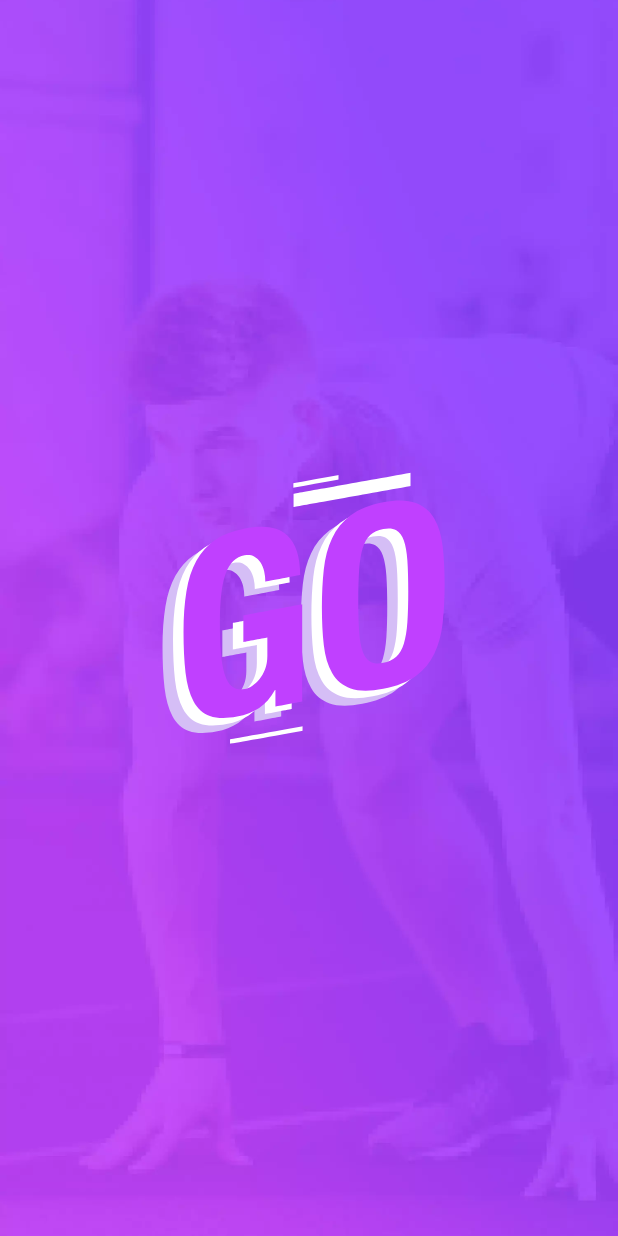
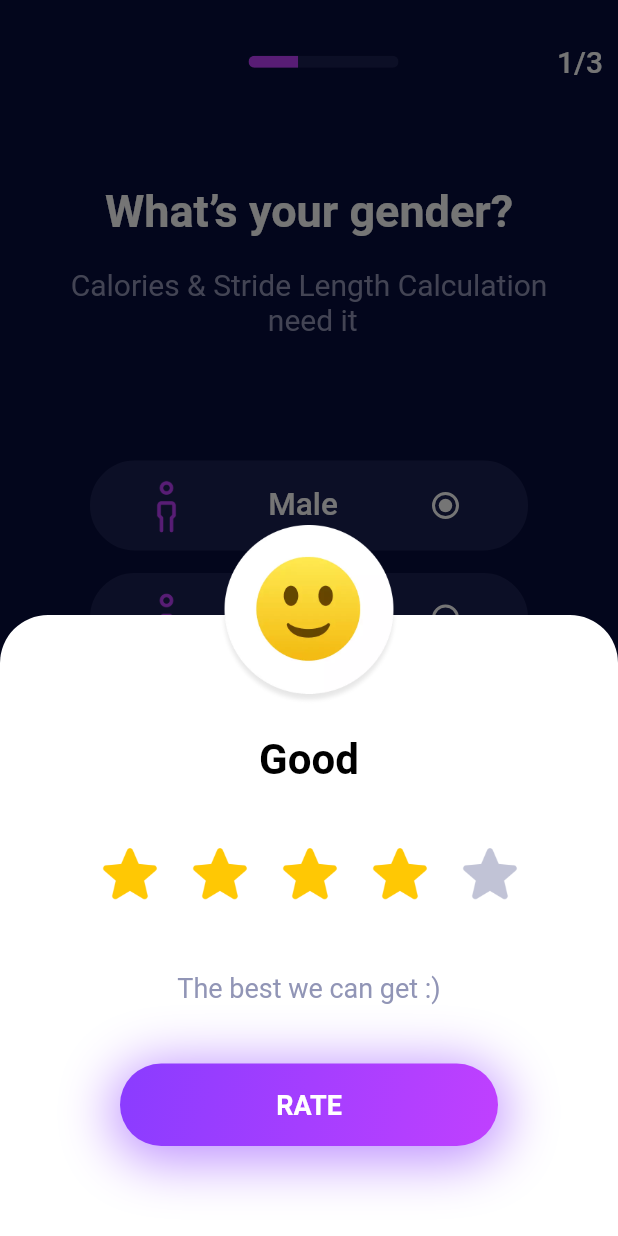
Before and after one commit to JohannOlivares/Test, a Flutter app: the screen it shows after launch, on a phone screen of 412 x 824 dp. Run offline on Flutter 3.47's test engine with Material 2 defaults, Android fonts, the phone set to English and light mode, and no system bars; drawn by our look-alikes of flutter_rating_bar; our stand-ins replace google_maps_flutter, location, lottie, pedometer, shared_preferences, syncfusion_flutter_gauges and 1 more; missing offline and left inert: flutter_polyline_points.

Commit message:
Worked in rate dialog

```diff
--- /dev/null
+++ b/lib/common/ratingbottomsheetdialog/RatingDialog.dart
@@ -0,0 +1,168 @@
+import 'package:flutter/material.dart';
+import 'package:flutter_rating_bar/flutter_rating_bar.dart';
+
+import '../../custom/GradientButtonSmall.dart';
+import '../../localization/language/languages.dart';
+import '../../utils/Color.dart';
+import '../../utils/Color.dart';
+import '../../utils/Color.dart';
+import '../../utils/Debug.dart';
+
+class RatingDialog extends StatefulWidget {
+  @override
+  _RatingDialogState createState() => _RatingDialogState();
+}
+
+class _RatingDialogState extends State<RatingDialog> {
+  double rating;
+  String emoji;
+  String emojiTitle;
+
+  @override
+  void initState() {
+    rating = 4.0;
+    emoji = 'assets/icons/ic_emoji_good.webp';
+    super.initState();
+  }
+
+  @override
+  Widget build(BuildContext context) {
+    emojiTitle = Languages.of(context).txtGood;
+    return Container(
+      color: Colur.transparent,
+      child: Stack(
+        alignment: Alignment.topCenter,
+        children: [
+          Container(
+            decoration: BoxDecoration(
+              color: Colur.white,
+              borderRadius: BorderRadius.only(
+                topLeft: Radius.circular(32),
+                topRight: Radius.circular(32),
+              ),
+            ),
+            margin: EdgeInsets.only(top: 60.0),
+            child: Container(
+              child: Column(
+                children: <Widget>[
+                  Container(
+                    margin: EdgeInsets.only(top: 80.0, left: 20.0, right: 20.0),
+                    child: Text(
+                      emojiTitle,
+                      textAlign: TextAlign.center,
+                      maxLines: 2,
+                      overflow: TextOverflow.ellipsis,
+                      style: TextStyle(
+                          letterSpacing: 0,
+                          color: Colur.txt_black,
+                          fontWeight: FontWeight.w700,
+                          fontSize: 28),
+                      //maxLines: 1,
+                    ),
+                  ),
+                  Container(
+                    margin: EdgeInsets.only(top: 35),
+                    child: RatingBar.builder(
+                      initialRating: rating,
+                      minRating: 1,
+                      direction: Axis.horizontal,
+                      allowHalfRating: true,
+                      itemCount: 5,
+                      itemSize: 50.0,
+                      glowRadius: 0.1,
+                      glowColor: Colur.txt_grey,
+                      itemPadding: EdgeInsets.symmetric(horizontal: 5.0),
+                      unratedColor: Colur.unselected_star,
+                      /*itemBuilder: (context, _) => Icon(
+                        Icons.star_border,
+                        color: Color(0xffFFC804),
+                      ),*/
+                      itemBuilder: (context, _) => Image.asset(
+                        "assets/icons/ic_star.webp",
+                        color: Colur.selected_star,
+                      ),
+                      onRatingUpdate: (rating) {
+                        Debug.printLog("Rating ==>" + rating.toString());
+                        setState(() {
+                          if (rating <= 1.0 && rating == 1.0) {
+                            emoji = 'assets/icons/ic_emoji_terrible.webp';
+                            emojiTitle = Languages.of(context).txtTerrible;
+                          } else if (rating >= 1.0 && rating == 2.0 ) {
+                            emoji = 'assets/icons/ic_emoji_bad.webp';
+                            emojiTitle = Languages.of(context).txtBad;
+                          } else if (rating >= 2.0 && rating == 3.0) {
+                            emoji = 'assets/icons/ic_emoji_okay.webp';
+                            emojiTitle = Languages.of(context).txtOkay;
+                          } else if (rating >= 3.0 && rating == 4.0) {
+                            emoji = 'assets/icons/ic_emoji_good.webp';
+                            emojiTitle = Languages.of(context).txtGood;
+                          } else if (rating >= 4.0 && rating == 5.0) {
+                            emoji = 'assets/icons/ic_emoji_great.webp';
+                            emojiTitle = Languages.of(context).txtGreat;
+                          }
+                        });
+                      },
+                    ),
+                  ),
+                  Container(
+                    margin: EdgeInsets.only(top: 40.0, left: 20.0, right: 20.0),
+                    child: Text(
+                      Languages.of(context).txtBestWeCanGet + " :)",
+                      textAlign: TextAlign.center,
+                      maxLines: 2,
+                      overflow: TextOverflow.ellipsis,
+                      style: TextStyle(
+                          color: Colur.txt_grey,
+                          fontWeight: FontWeight.w400,
+                          fontSize: 18),
+                      //maxLines: 1,
+                    ),
+                  ),
+                  Container(
+                    margin: EdgeInsets.only(
+                        top: 40.0, left: 80.0, right: 80.0, bottom: 60.0),
+                    child: GradientButtonSmall(
+                      width: double.infinity,
+                      height: 55,
+                      radius: 50.0,
+                      child: Text(
+                        Languages.of(context).txtRate.toUpperCase(),
+                        maxLines: 1,
+                        overflow: TextOverflow.ellipsis,
+                        textAlign: TextAlign.center,
+                        style: TextStyle(
+                            color: Colur.white,
+                            fontWeight: FontWeight.w700,
+                            fontSize: 18.0),
+                      ),
+                      gradient: LinearGradient(
+                        begin: Alignment.topLeft,
+                        end: Alignment.bottomRight,
+                        colors: <Color>[
+                          Colur.purple_gradient_color1,
+                          Colur.purple_gradient_color2,
+                        ],
+                      ),
+                      onPressed: () {
+                        Navigator.pop(context);
+                      },
+                    ),
+                  ),
+                ],
+              ),
+            ),
+          ),
+          Container(
+            alignment: Alignment.center,
+            height: 120.0,
+            width: 120.0,
+            child: Image.asset(
+              emoji,
+              fit: BoxFit.fill,
+            ),
+          ),
+        ],
+      ),
+    );
+  }
+}
--- a/lib/localization/language/language_en.dart
+++ b/lib/localization/language/language_en.dart
@@ -1,5 +1,4 @@
 import 'languages.dart';
-
 
 class LanguageEn extends Languages {
   @override
@@ -18,7 +17,8 @@ class LanguageEn extends Languages {
   String get txtWelcomeMapRunnner => "Hi, Welcome To\n Map Runner";
 
   @override
-  String get txtBottomSheetDescription => "Before we get started, please\n let us know you better to help you set your\n personal fitness goal.";
+  String get txtBottomSheetDescription =>
+      "Before we get started, please\n let us know you better to help you set your\n personal fitness goal.";
 
   @override
   String get txtImKateYourCoach => "I’m kate, your personal fitness coatch.";
@@ -45,7 +45,8 @@ class LanguageEn extends Languages {
   String get txtFemale => "Female";
 
   @override
-  String get txtGenderDescription => "Calories & Stride Length Calculation\n need it";
+  String get txtGenderDescription =>
+      "Calories & Stride Length Calculation\n need it";
 
   @override
   String get txtGeneratingWeeklyGoal => "Generating your weekly goal...";
@@ -90,7 +91,8 @@ class LanguageEn extends Languages {
   String get txtWhatIsYourGender => "What’s your gender?";
 
   @override
-  String get txtYouCanCombineTheseTwoDescription => "You can combine these two kinds of\nexercise together.";
+  String get txtYouCanCombineTheseTwoDescription =>
+      "You can combine these two kinds of\nexercise together.";
 
   @override
   String get txtYourWeeklyGoalIsReady => "Your Weekly Goal is Ready";
@@ -114,10 +116,12 @@ class LanguageEn extends Languages {
   String get txtAllow => "Allow";
 
   @override
-  String get txtLocationDesc1 => "To see maps for automatically tracked activities, allow Run Tracker to use your location all of the time.";
+  String get txtLocationDesc1 =>
+      "To see maps for automatically tracked activities, allow Run Tracker to use your location all of the time.";
 
   @override
-  String get txtLocationDesc2 => "Run Tracker will use your location in the background to show walks, runs and bike rides on a map.";
+  String get txtLocationDesc2 =>
+      "Run Tracker will use your location in the background to show walks, runs and bike rides on a map.";
 
   @override
   String get txtRunTracker => "RUN TRACKER";
@@ -187,11 +191,13 @@ class LanguageEn extends Languages {
 
   @override
   String get txtResume => "RESUME";
+
   @override
   String get txtPause => "PAUSE";
 
   @override
-  String get txtAreYouSatisfiedWithDescription => "Are you satisfied with the\n tracking results?";
+  String get txtAreYouSatisfiedWithDescription =>
+      "Are you satisfied with the\n tracking results?";
 
   @override
   String get txtDetails => "Details";
@@ -200,7 +206,7 @@ class LanguageEn extends Languages {
   String get txtDistanceKM => "Distance(km)";
 
   @override
-  String get txtDuration =>"Duration";
+  String get txtDuration => "Duration";
 
   @override
   String get txtGood => "Good";
@@ -209,7 +215,7 @@ class LanguageEn extends Languages {
   String get txtMovingTime => "Moving time";
 
   @override
-  String get txtNotReally =>"Not really";
+  String get txtNotReally => "Not really";
 
   @override
   String get txtShare => "Share";
@@ -234,4 +240,22 @@ class LanguageEn extends Languages {
 
   @override
   String get txtBestRecords => "Best Records";
+
+  @override
+  String get txtBad => "Bad";
+
+  @override
+  String get txtGreat => "Great";
+
+  @override
+  String get txtOkay => "Okay";
+
+  @override
+  String get txtTerrible => "Terrible";
+
+  @override
+  String get txtBestWeCanGet => "The best we can get";
+
+  @override
+  String get txtRate => "Rate";
 }
--- a/lib/localization/language/languages.dart
+++ b/lib/localization/language/languages.dart
@@ -1,7 +1,6 @@
 import 'package:flutter/material.dart';
 
 abstract class Languages {
-
   static Languages of(BuildContext context) {
     return Localizations.of<Languages>(context, Languages);
   }
@@ -19,79 +18,158 @@ abstract class Languages {
   String get txtImKateYourCoach;
 
   String get txtBottomSheetDescription;
+
   String get txtOk;
+
   String get txtWhatIsYourGender;
+
   String get txtGenderDescription;
+
   String get txtHowMuchDoYouWeight;
+
   String get txtWeightDescription;
+
   String get txtHowTallAreYou;
+
   String get txtHeightDescription;
+
   String get txtMale;
+
   String get txtFemale;
+
   String get txtNextStep;
+
   String get txtKG;
+
   String get txtLBS;
+
   String get txtCM;
+
   String get txtFT;
+
   String get txtGeneratingWeeklyGoal;
+
   String get txtYourWeeklyGoalIsReady;
+
   String get txtHeartHealth;
+
   String get txtDistance;
+
   String get txt150MinBriskWalking;
+
   String get txtPaceBetween9001500MinKm;
+
   String get txtOR;
+
   String get txt75MinRunning;
+
   String get txtPaceover900MinKm;
+
   String get txtYouCanCombineTheseTwoDescription;
+
   String get txtSetAsMyGoal;
+
   String get txtKM;
+
   String get txtMILE;
+
   String get txtUseYourLocation;
+
   String get txtNotnow;
+
   String get txtAllow;
+
   String get txtLocationDesc1;
+
   String get txtLocationDesc2;
+
   String get txtRunTracker;
+
   String get txtGoFasterSmarter;
+
   String get txtSettings;
+
   String get txtCupCapacityUnits;
+
   String get txtTarget;
+
   String get txtReminder;
+
   String get txtTargetDesc;
+
   String get txtDrinkWaterReminder;
+
   String get txtNotifications;
+
   String get txtSchedule;
+
   String get txtStart;
+
   String get txtEnd;
+
   String get txtInterval;
+
   String get txtSound;
+
   String get txtRingtone;
+
   String get txtMessage;
+
   String get txtAM;
+
   String get txtPM;
 
   String get txtPaceMinPerKM;
+
   String get txtKCAL;
+
   String get txtMin;
 
   String get txtStop;
 
   String get txtResume;
+
   String get txtPause;
+
   String get txtWellDone;
+
   String get txtDuration;
+
   String get txtDistanceKM;
+
   String get txtMovingTime;
+
   String get txtDetails;
+
   String get txtShare;
+
   String get txtNotReally;
+
   String get txtGood;
+
   String get txtAreYouSatisfiedWithDescription;
 
   String get txtLongestDistance;
+
   String get txtBestPace;
+
   String get txtLongestDuration;
+
   String get txtRecentActivities;
+
   String get txtMore;
+
   String get txtBestRecords;
+
+  String get txtTerrible;
+
+  String get txtBad;
+
+  String get txtOkay;
+
+  String get txtGreat;
+
+  String get txtBestWeCanGet;
+
+  String get txtRate;
 }
--- a/lib/main.dart
+++ b/lib/main.dart
@@ -11,6 +11,8 @@ import 'package:run_tracker/utils/Color.dart';
 
 import 'localization/locale_constant.dart';
 import 'localization/localizations_delegate.dart';
+import 'ui/wizardScreen/GenderScreen.dart';
+import 'ui/wizardScreen/WizardScreen.dart';
 
 void main() {
   runApp(MyApp());
@@ -98,8 +100,8 @@ class _MyAppState extends State<MyApp> {
             systemNavigationBarIconBrightness: Brightness.light,
           ),
           // child: WeeklyGoalSetScreen(),
-          child: CountdownTimerScreen(isGreen: false),
-          //child: RegistrationScreen(),
+          // child: CountdownTimerScreen(isGreen: false),
+          child: WizardScreen(),
         ),
         routes: <String, WidgetBuilder>{
           /* '/home': (BuildContext context) => HomeScreen(),
--- a/lib/ui/wizardScreen/WizardScreen.dart
+++ b/lib/ui/wizardScreen/WizardScreen.dart
@@ -1,4 +1,5 @@
 import 'package:flutter/material.dart';
+import 'package:run_tracker/common/ratingbottomsheetdialog/RatingDialog.dart';
 import 'package:run_tracker/common/topBar/ProgressTopBar.dart';
 import 'package:run_tracker/interfaces/TopBarClickListener.dart';
 import 'package:run_tracker/localization/language/languages.dart';
@@ -33,7 +34,7 @@ class _WizardScreenState extends State<WizardScreen> {
     _updateValue = 0.33;
 
     Future.delayed(Duration(seconds: 1), () {
-      showModalBottomSheet(
+      /*showModalBottomSheet(
           context: context,
           isScrollControlled: true,
           backgroundColor: Colors.transparent,
@@ -43,6 +44,20 @@ class _WizardScreenState extends State<WizardScreen> {
             return Wrap(
               children: [
                 WelcomeDialogScreen(),
+              ],
+            );
+          });*/
+
+      showModalBottomSheet(
+          context: context,
+          isScrollControlled: true,
+          backgroundColor: Colors.transparent,
+          isDismissible: false,
+          enableDrag: false,
+          builder: (context) {
+            return Wrap(
+              children: [
+                RatingDialog(),
               ],
             );
           });
--- a/lib/utils/Color.dart
+++ b/lib/utils/Color.dart
@@ -28,4 +28,8 @@ class Colur {
   static const transparent = Colors.transparent;
 
 
+  static const unselected_star = Color(0x909195B6);
+  static const selected_star = Color(0xffFFC804);
+
+
 }
```
Also changed, not shown: pubspec.yaml (+7 -0 lines), assets/icons/ic_emoji_bad.webp (added), assets/icons/ic_emoji_good.webp (added), assets/icons/ic_emoji_great.webp (added), assets/icons/ic_emoji_okay.webp (added), assets/icons/ic_emoji_terrible.webp (added), assets/icons/ic_star.webp (added).
